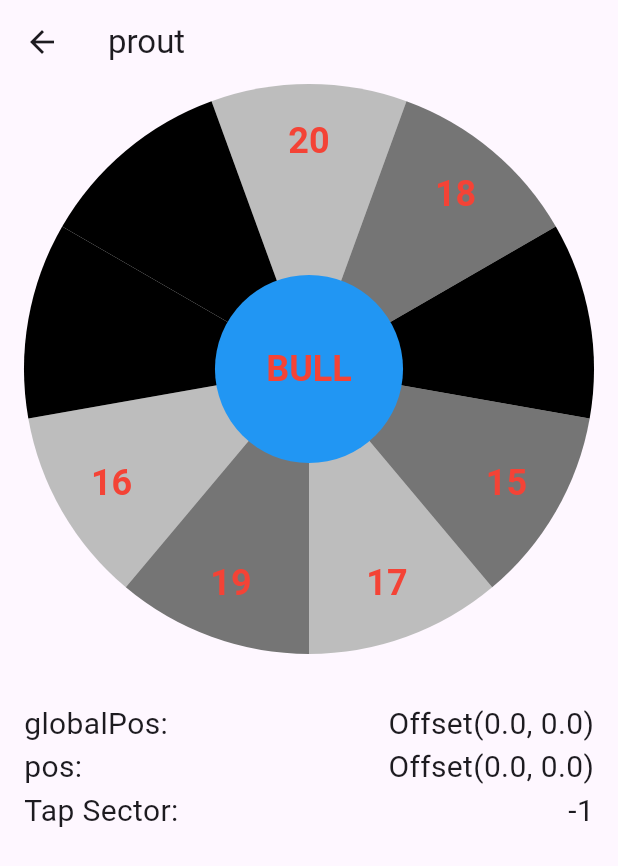
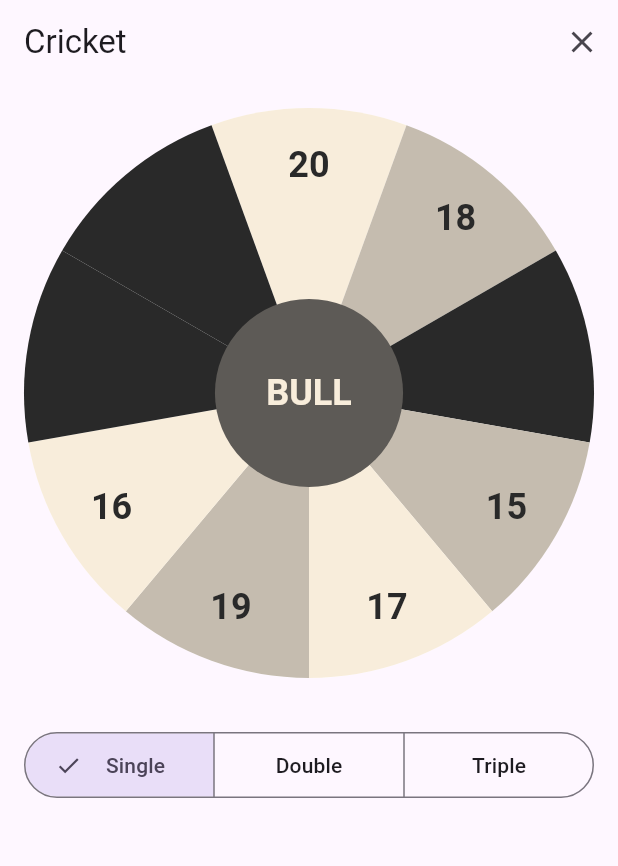
Before and after one commit to Emii27/dart_scorer, a Flutter app: the screen it shows after launch, after a tap on "Cricket", on a phone screen of 412 x 824 dp. Shown: the top 866 px of the screen. Run offline on Flutter 3.47's test engine with Material 3 defaults, Android fonts, the phone set to English and light mode, and no system bars; our stand-ins replace flutter_riverpod, freezed_annotation, go_router, riverpod_annotation; generated files the repository leaves out were written again.

Commit message:
setup cricket mode

```diff
--- a/lib/components/radial_painter.dart
+++ b/lib/components/radial_painter.dart
@@ -1,18 +1,18 @@
 import 'dart:math';
 
+import 'package:dart_scorer/models/target_sector.dart';
+import 'package:dart_scorer/utils/color_utils.dart';
 import 'package:flutter/material.dart';
 
 class RadialPainterConfig {
   final double radius;
-  final Map<int, String> labels;
-  final Color colorRed = Colors.red;
-  final Color colorGreen = Colors.green;
+  final List<TargetSector> sectors;
 
-  RadialPainterConfig({required this.radius, required this.labels});
+  RadialPainterConfig({required this.radius, required this.sectors});
 
   double get radiusBull => radius * 0.33;
 
-  int get nbSector => labels.length;
+  int get nbSector => sectors.length;
 
   Offset get center => Offset(radius, radius);
 
@@ -38,11 +38,11 @@ class RadialPainter extends CustomPainter {
 
   @override
   void paint(Canvas canvas, Size size) {
-    config.labels.forEach((key, value) {
-      _drawSector(canvas, key);
-      _drawSectorText(canvas, size, key);
-    });
-    _drawBull(canvas, size, selectedSector == config.labels.length);
+    for (var index = 0; index < config.sectors.length; index++) {
+      _drawSector(canvas, index);
+      _drawSectorText(canvas, size, index);
+    }
+    _drawBull(canvas, size, selectedSector == config.sectors.length);
     // _drawProgress(canvas);
   }
 
@@ -58,20 +58,16 @@ class RadialPainter extends CustomPainter {
   }
 
   Paint _getPaint(int index) {
-    final zeroColor = Colors.black;
-    final lightBlack = Colors.black26;
-    final darkBlack = Colors.black54;
-
     var paint = Paint()..style = PaintingStyle.fill;
 
     // Paint zero
     if (index == 2 || index >= 7) {
-      paint.color = zeroColor;
+      paint.color = ColorUtils.black;
       return paint;
     }
 
     // Paint score
-    paint.color = index % 2 == 0 ? lightBlack : darkBlack;
+    paint.color = index % 2 == 0 ? ColorUtils.white : ColorUtils.lightGrey;
     if (selectedSector == index) {
       paint.color = paint.color.withAlpha((255 * 0.75).toInt());
     }
@@ -94,9 +90,9 @@ class RadialPainter extends CustomPainter {
   void _drawSectorText(Canvas canvas, Size size, int index) {
     final textPainter = TextPainter(
       text: TextSpan(
-        text: config.labels[index],
+        text: config.sectors[index].label,
         style: TextStyle(
-          color: Colors.red,
+          color: ColorUtils.black,
           fontSize: 24.0,
           fontWeight: FontWeight.bold,
         ),
@@ -121,16 +117,19 @@ class RadialPainter extends CustomPainter {
   }
 
   void _drawBull(Canvas canvas, Size size, bool isTapped) {
+    final sector = TargetSector.bull();
     final paint = Paint()
       ..style = PaintingStyle.fill
-      ..color = Colors.blue.withAlpha((isTapped ? 255 * 0.5 : 255).toInt());
+      ..color = ColorUtils.darkGrey.withAlpha(
+        (isTapped ? 255 * 0.5 : 255).toInt(),
+      );
     canvas.drawCircle(config.center, config.radius * 0.33, paint);
 
     final textPainter = TextPainter(
       text: TextSpan(
-        text: 'BULL',
+        text: sector.label,
         style: TextStyle(
-          color: Colors.red,
+          color: ColorUtils.white,
           fontSize: 24.0,
           fontWeight: FontWeight.bold,
         ),
@@ -146,17 +145,17 @@ class RadialPainter extends CustomPainter {
     textPainter.paint(canvas, offset);
   }
 
-  void _drawProgress(Canvas canvas) {
-    final paintProgress = Paint()
-      ..style = PaintingStyle.fill
-      ..color = Colors.green.withAlpha((255 * 0.5).toInt());
-
-    canvas.drawArc(
-      Rect.fromCircle(center: config.center, radius: config.radius * progress),
-      0 - config.angleOffset,
-      config.sectorAngle,
-      true,
-      paintProgress,
-    );
-  }
+  // void _drawProgress(Canvas canvas) {
+  //   final paintProgress = Paint()
+  //     ..style = PaintingStyle.fill
+  //     ..color = Colors.green.withAlpha((255 * 0.5).toInt());
+  //
+  //   canvas.drawArc(
+  //     Rect.fromCircle(center: config.center, radius: config.radius * progress),
+  //     0 - config.angleOffset,
+  //     config.sectorAngle,
+  //     true,
+  //     paintProgress,
+  //   );
+  // }
 }
--- a/lib/components/scorer.dart
+++ b/lib/components/scorer.dart
@@ -2,24 +2,28 @@ import 'dart:math';
 
 import 'package:dart_scorer/components/radial_painter.dart';
 import 'package:dart_scorer/game_config.dart';
+import 'package:dart_scorer/models/player_throw.dart';
 import 'package:dart_scorer/utils/space_utils.dart';
 import 'package:flutter/material.dart';
 
 class Scorer extends StatefulWidget {
   final GameConfig gameConfig;
+  final ValueChanged<PlayerThrow> sectorOnTap;
 
-  const Scorer({super.key, required this.gameConfig});
+  // var progress = 0.0;
+
+  const Scorer({
+    super.key,
+    required this.gameConfig,
+    required this.sectorOnTap,
+  });
 
   @override
   State<Scorer> createState() => _ScorerState();
 }
 
 class _ScorerState extends State<Scorer> {
-  var selectedSector = -1;
-  var tapPosition = Offset.zero;
-  var tapPosRelative = Offset.zero;
-  var tapInsideCirle = false;
-  var progress = 0.0;
+  ThrowType selectedThrowType = .single;
 
   @override
   Widget build(BuildContext context) {
@@ -28,13 +32,11 @@ class _ScorerState extends State<Scorer> {
 
     final painterConfig = RadialPainterConfig(
       radius: widgetSize / 2,
-      labels: widget.gameConfig.labels,
+      sectors: widget.gameConfig.sectors,
     );
-    final textStyle = TextStyle(fontSize: 20.0);
 
-    return Padding(
-      padding: EdgeInsets.symmetric(horizontal: SpaceUtils.space200),
-      child: Column(
+    return Column(
+      crossAxisAlignment: .stretch,
       children: [
         Container(
           height: widgetSize,
@@ -45,41 +47,50 @@ class _ScorerState extends State<Scorer> {
           ),
           child: GestureDetector(
             onTapDown: (details) => _onTap(details, painterConfig),
-              onTapUp: (_) => _resetSelectedSector(),
-              onTapCancel: () => _resetSelectedSector(),
+            // onTapUp: (_) => _resetSelectedSector(),
+            // onTapCancel: () => _resetSelectedSector(),
             child: CustomPaint(
               painter: RadialPainter(
                 config: painterConfig,
-                  selectedSector: selectedSector,
-                  progress: progress,
+                selectedSector: -1,
+                progress: 0.0,
               ),
             ),
           ),
         ),
-          SizedBox(height: 32.0),
-          Row(
-            mainAxisAlignment: MainAxisAlignment.spaceBetween,
-            children: [
-              Text('globalPos:', style: textStyle),
-              Text('$tapPosition', style: textStyle),
-            ],
+        SizedBox(height: SpaceUtils.space400),
+        SegmentedButton<ThrowType>(
+          segments: [
+            ButtonSegment(
+              value: .single,
+              label: Padding(
+                padding: const EdgeInsets.all(SpaceUtils.space100),
+                child: Text("Single"),
               ),
-          Row(
-            mainAxisAlignment: MainAxisAlignment.spaceBetween,
-            children: [
-              Text('pos:', style: textStyle),
-              Text('$tapPosRelative', style: textStyle),
-            ],
             ),
-          Row(
-            mainAxisAlignment: MainAxisAlignment.spaceBetween,
-            children: [
-              Text('Tap Sector:', style: textStyle),
-              Text('$selectedSector', style: textStyle),
-            ],
+            ButtonSegment(
+              value: .double,
+              label: Padding(
+                padding: const EdgeInsets.all(SpaceUtils.space100),
+                child: Text("Double"),
+              ),
+            ),
+            ButtonSegment(
+              value: .triple,
+              label: Padding(
+                padding: const EdgeInsets.all(SpaceUtils.space100),
+                child: Text("Triple"),
+              ),
             ),
           ],
+          selected: {selectedThrowType},
+          onSelectionChanged: (newSelection) => setState(() {
+            selectedThrowType = newSelection.first;
+          }),
         ),
+        // Text(ref.watch(cricketControllerProvider).throws.length.toString()),
+        // Text(ref.watch(cricketControllerProvider).throws.join(" ; ")),
+      ],
     );
   }
 
@@ -91,9 +102,25 @@ class _ScorerState extends State<Scorer> {
         (atan2(pos.dy, pos.dx) + config.angleOffset + 2 * pi) % (2 * pi);
     var sectorTap = angle ~/ config.sectorAngle;
 
-    if(pos.distance <= config.radiusBull) {
-      sectorTap = config.labels.length;
+    if (pos.distance <= config.radiusBull) {
+      sectorTap = config.sectors.length;
     }
+
+    // Triple Bull
+    if (sectorTap == 9 && selectedThrowType == ThrowType.triple) return;
+
+    final sector = widget.gameConfig.getSectorByIndex(sectorTap);
+    // No sector found
+    if (sector == null) return;
+
+    widget.sectorOnTap(
+      PlayerThrow(value: sector.value, throwType: selectedThrowType),
+    );
+
+    setState(() {
+      selectedThrowType = .single;
+    });
+    // ref.read(cricketControllerProvider.notifier).addThrow(sectorTap);
     /*
     var newProgress = progress;
     if (sectorTap == 0) {
@@ -104,16 +131,5 @@ class _ScorerState extends State<Scorer> {
         _ => 0.0,
       };
     }*/
-
-    setState(() {
-      tapPosition = globalPos;
-      tapPosRelative = pos;
-      selectedSector = sectorTap;
-      // progress = newProgress;
-    });
-  }
-
-  void _resetSelectedSector() {
-    setState(() => selectedSector = -1);
   }
 }
--- /dev/null
+++ b/lib/features/cricket/cricket_controller.dart
@@ -0,0 +1,26 @@
+import 'package:dart_scorer/game_config.dart';
+import 'package:dart_scorer/models/player_throw.dart';
+import 'package:riverpod_annotation/riverpod_annotation.dart';
+
+import 'cricket_state.dart';
+
+part 'cricket_controller.g.dart';
+
+@riverpod
+class CricketController extends _$CricketController {
+  @override
+  CricketState build() =>
+      CricketState(config: GameConfig.cricket, nbPlayers: 1, throws: []);
+
+  void addThrow(PlayerThrow newThrow) {
+    print(newThrow.value);
+    final maxHistorySize = state.nbPlayers * 3;
+
+    var throws = [...state.throws];
+    if (state.throws.length >= maxHistorySize) {
+      throws.removeAt(0);
+    }
+    throws.add(newThrow);
+    state = state.copyWith(throws: throws);
+  }
+}
--- /dev/null
+++ b/lib/features/cricket/cricket_state.dart
@@ -0,0 +1,14 @@
+import 'package:dart_scorer/game_config.dart';
+import 'package:dart_scorer/models/player_throw.dart';
+import 'package:freezed_annotation/freezed_annotation.dart';
+
+part 'cricket_state.freezed.dart';
+
+@freezed
+abstract class CricketState with _$CricketState {
+  const factory CricketState({
+    required GameConfig config,
+    required int nbPlayers,
+    required List<PlayerThrow> throws,
+  }) = _CricketState;
+}
--- /dev/null
+++ b/lib/features/cricket/cricket_view.dart
@@ -0,0 +1,44 @@
+import 'package:dart_scorer/components/scorer.dart';
+import 'package:dart_scorer/features/cricket/cricket_controller.dart';
+import 'package:dart_scorer/game_config.dart';
+import 'package:dart_scorer/models/player_throw.dart';
+import 'package:dart_scorer/utils/space_utils.dart';
+import 'package:flutter/material.dart';
+import 'package:flutter_riverpod/flutter_riverpod.dart';
+
+class CricketView extends ConsumerWidget {
+  const CricketView({super.key});
+
+  @override
+  Widget build(BuildContext context, WidgetRef ref) {
+    final throws = ref.watch(cricketControllerProvider).throws;
+
+    return Scaffold(
+      appBar: AppBar(
+        automaticallyImplyLeading: false,
+        title: Text('Cricket'),
+        actions: [CloseButton()],
+      ),
+      body: Padding(
+        padding: const .all(SpaceUtils.space200),
+        child: Column(
+          children: [
+            Scorer(
+              gameConfig: GameConfig.cricket,
+              sectorOnTap: (PlayerThrow playerThrow) {
+                ref
+                    .read(cricketControllerProvider.notifier)
+                    .addThrow(playerThrow);
+              },
+            ),
+            SizedBox(height: SpaceUtils.space400),
+            ...throws.map(
+              (playerThrow) =>
+                  Text('${playerThrow.value} ; ${playerThrow.throwType}'),
+            ),
+          ],
+        ),
+      ),
+    );
+  }
+}
--- a/lib/game_config.dart
+++ b/lib/game_config.dart
@@ -1,43 +1,51 @@
+import 'package:dart_scorer/models/target_sector.dart';
+
 enum GameConfig {
   points(
-    labels: {
-      0: '20',
-      1: '1',
-      2: '18',
-      3: '4',
-      4: '13',
-      5: '6',
-      6: '10',
-      7: '15',
-      8: '2',
-      9: '17',
-      10: '3',
-      11: '19',
-      12: '7',
-      13: '16',
-      14: '8',
-      15: '11',
-      16: '14',
-      17: '9',
-      18: '12',
-      19: '5',
-    },
+    sectors: [
+      .new(20),
+      .new(1),
+      .new(18),
+      .new(4),
+      .new(13),
+      .new(6),
+      .new(10),
+      .new(15),
+      .new(2),
+      .new(17),
+      .new(3),
+      .new(19),
+      .new(7),
+      .new(16),
+      .new(8),
+      .new(11),
+      .new(14),
+      .new(9),
+      .new(12),
+      .new(5),
+    ],
   ),
   cricket(
-    labels: {
-      0: '20',
-      1: '18',
-      2: '',
-      3: '15',
-      4: '17',
-      5: '19',
-      6: '16',
-      7: '',
-      8: '',
-    },
+    sectors: [
+      .new(20),
+      .new(18),
+      .zero(),
+      .new(15),
+      .new(17),
+      .new(19),
+      .new(16),
+      .zero(),
+      .zero(),
+    ],
   );
 
-  final Map<int, String> labels;
+  final List<TargetSector> sectors;
 
-  const GameConfig({required this.labels});
+  const GameConfig({required this.sectors});
+
+  TargetSector? getSectorByIndex(int index) {
+    return index == sectors.length
+        ? TargetSector.bull()
+        : sectors.elementAtOrNull(index);
+  }
 }
--- /dev/null
+++ b/lib/models/player_throw.dart
@@ -0,0 +1,8 @@
+class PlayerThrow {
+  final int value;
+  final ThrowType throwType;
+
+  PlayerThrow({required this.value, required this.throwType});
+}
+
+enum ThrowType { single, double, triple }
--- /dev/null
+++ b/lib/models/target_sector.dart
@@ -0,0 +1,12 @@
+class TargetSector {
+  final int value;
+  final String label;
+
+  const TargetSector(this.value) : label = '$value';
+
+  const TargetSector.custom({required this.value, required this.label});
+
+  const TargetSector.bull() : value = 25, label = "BULL";
+
+  const TargetSector.zero() : value = 0, label = "";
+}
--- a/lib/router.dart
+++ b/lib/router.dart
@@ -1,4 +1,4 @@
-import 'package:dart_scorer/views/cricket_view.dart';
+import 'package:dart_scorer/features/cricket/cricket_view.dart';
 import 'package:dart_scorer/views/home_view.dart';
 import 'package:flutter/material.dart';
 import 'package:go_router/go_router.dart';
--- /dev/null
+++ b/lib/utils/color_utils.dart
@@ -0,0 +1,12 @@
+import 'dart:ui';
+
+abstract class ColorUtils {
+  static const Color black = Color(0xFF292929);
+  static const Color darkGrey = Color(0xFF5D5A56);
+  static const Color grey = Color(0xFF918B82);
+  static const Color lightGrey = Color(0xFFC5BCAF);
+  static const Color white = Color(0xFFF8EDDB);
+
+  static const Color red = Color(0xFFC53737);
+  static const Color green = Color(0xFF0B9B46);
+}
--- a/lib/utils/space_utils.dart
+++ b/lib/utils/space_utils.dart
@@ -1,18 +1,25 @@
-class SpaceUtils {
+abstract class SpaceUtils {
   /// Space: 2.0px
   static const double space25 = 2.0;
+
   /// Space: 4.0px
   static const double space50 = 4.0;
+
   /// Space: 8.0px
   static const double space100 = 8.0;
+
   /// Space: 12.0px
   static const double space150 = 12.0;
+
   /// Space: 16.0px
   static const double space200 = 16.0;
+
   /// Space: 24.0px
   static const double space300 = 24.0;
+
   /// Space: 32.0px
   static const double space400 = 32.0;
+
   /// Space: 40.0px
   static const double space500 = 40.0;
 }
--- a/lib/views/cricket_view.dart
+++ /dev/null
@@ -1,16 +0,0 @@
-import 'package:dart_scorer/components/scorer.dart';
-import 'package:dart_scorer/game_config.dart';
-import 'package:flutter/material.dart';
-import 'package:flutter_riverpod/flutter_riverpod.dart';
-
-class CricketView extends ConsumerWidget {
-   const CricketView({super.key});
-
-  @override
-  Widget build(BuildContext context, WidgetRef ref) {
-    return Scaffold(
-      appBar: AppBar(title: Text('prout'),),
-      body: Scorer(gameConfig: GameConfig.cricket),
-    );
-  }
-}
--- a/lib/views/home_view.dart
+++ b/lib/views/home_view.dart
@@ -7,15 +7,28 @@ class HomeView extends StatelessWidget {
 
   @override
   Widget build(BuildContext context) {
+    final textTheme = Theme.of(context).textTheme;
+
     return Scaffold(
       body: Padding(
         padding: const EdgeInsets.all(SpaceUtils.space400),
         child: Column(
-          mainAxisAlignment: MainAxisAlignment.center,
-          crossAxisAlignment: CrossAxisAlignment.stretch,
-          children: [FilledButton(onPressed: () {
-            context.go('/cricket');
-          }, child: Text('Cricket'))],
+          mainAxisAlignment: .center,
+          crossAxisAlignment: .stretch,
+          children: [
+            Text(
+              'Dart Scorer',
+              textAlign: .center,
+              style: textTheme.displayMedium?.copyWith(color: Colors.black),
+            ),
+            SizedBox(height: SpaceUtils.space500),
+            FilledButton(
+              onPressed: () {
+                context.go('/cricket');
+              },
+              child: Text('Cricket'),
+            ),
+          ],
         ),
       ),
     );
```
Also changed, not shown: lib/controllers/game_controller.dart (deleted), lib/features/cricket/cricket_controller.g.dart (added), lib/features/cricket/cricket_state.freezed.dart (added). Lines whose indentation alone changed are shown as unchanged.
